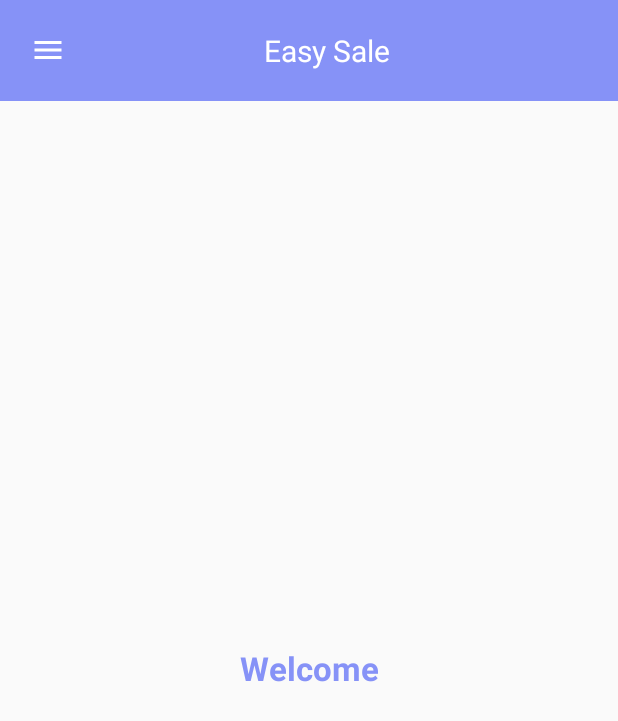
After one commit to LatifulBariPappu/Selling-App, an Android app: the DistributorHomeActivity screen opened directly, with no data from a screen before it, on a phone screen of 412 x 824 dp. The commit adds this screen. Shown: the top 721 px of the screen. Run offline under Robolectric (Android 15) with nearby library versions, the phone set to English and light mode, and no system bars.

Commit message:
distributor drawer

```diff
--- a/app/build.gradle.kts
+++ b/app/build.gradle.kts
@@ -12,7 +12,6 @@ android {
         targetSdk = 34
         versionCode = 1
         versionName = "1.0"
-
         testInstrumentationRunner = "androidx.test.runner.AndroidJUnitRunner"
     }
 
--- a/app/src/main/java/com/example/testapi/activities/DeviceInfoActivity.java
+++ b/app/src/main/java/com/example/testapi/activities/DeviceInfoActivity.java
@@ -43,7 +43,7 @@ public class DeviceInfoActivity extends AppCompatActivity {
         binding.foundToNext.setOnClickListener(new View.OnClickListener() {
             @Override
             public void onClick(View v) {
-                startActivity(new Intent(DeviceInfoActivity.this, SaleCutomerInfoActivity.class));
+                startActivity(new Intent(DeviceInfoActivity.this, SaleCustomerInfoActivity.class));
             }
         });
         binding.toolbar.setOnClickListener(new View.OnClickListener() {
--- /dev/null
+++ b/app/src/main/java/com/example/testapi/activities/DistributorHomeActivity.java
@@ -0,0 +1,90 @@
+package com.example.testapi.activities;
+
+import android.content.Intent;
+import android.content.SharedPreferences;
+import android.os.Bundle;
+import android.view.View;
+import android.widget.TextView;
+
+import androidx.appcompat.app.AppCompatActivity;
+import androidx.core.view.GravityCompat;
+import androidx.drawerlayout.widget.DrawerLayout;
+
+import com.example.testapi.R;
+import com.example.testapi.databinding.ActivityDistributorHomeBinding;
+
+public class DistributorHomeActivity extends AppCompatActivity {
+    ActivityDistributorHomeBinding binding;
+    TextView drawerIdTv, drawerNameTv,drawerEmailTv;
+
+    @Override
+    protected void onCreate(Bundle savedInstanceState) {
+        super.onCreate(savedInstanceState);
+        binding = ActivityDistributorHomeBinding.inflate(getLayoutInflater());
+        setContentView(binding.getRoot());
+
+        checkexistence();
+
+        drawerIdTv = findViewById(R.id.distributorDrawerIdTv);
+        drawerNameTv = findViewById(R.id.distributorDrawerNameTv);
+        drawerEmailTv = findViewById(R.id.distributorDrawerEmailTv);
+
+        SharedPreferences sp = getSharedPreferences("saved_login",MODE_PRIVATE);
+
+        int distributorId = sp.getInt("distributorId",0);
+        drawerIdTv.setText(String.valueOf(distributorId));
+
+        String distributorName = sp.getString("distributorName","");
+        drawerNameTv.setText(distributorName);
+
+
+        String distributorEmail = sp.getString("distributorEmail","");
+        drawerEmailTv.setText(distributorEmail);
+
+        findViewById(R.id.distributorDrawerMenu).setOnClickListener(new View.OnClickListener() {
+            @Override
+            public void onClick(View v) {
+                openDrawer(binding.distributorDrawerLayout);
+            }
+        });
+        findViewById(R.id.distributorNavHome).setOnClickListener(new View.OnClickListener() {
+            @Override
+            public void onClick(View v) {
+                recreate();
+            }
+        });
+
+        findViewById(R.id.distributorNavLogout).setOnClickListener(new View.OnClickListener() {
+            @Override
+            public void onClick(View v) {
+                SharedPreferences sp = getSharedPreferences("saved_login",MODE_PRIVATE);
+                sp.edit().remove("logged").apply();
+                startActivity(new Intent(getApplicationContext(), FirstActivity.class));
+                finish();
+            }
+        });
+
+    }
+    private void checkexistence() {
+        SharedPreferences sp = getSharedPreferences("saved_login",MODE_PRIVATE);
+        String userCategory = sp.getString("logged","");
+        String distributorName = sp.getString("distributorName","");
+        if(userCategory.equals("Distributor")){
+            binding.textView.setText("Welcome " + distributorName);
+        }
+    }
+    public static void openDrawer(DrawerLayout drawerLayout){
+        drawerLayout.openDrawer(GravityCompat.START);
+    }
+    public static void closeDrawer(DrawerLayout drawerLayout){
+        if(drawerLayout.isDrawerOpen(GravityCompat.START)) {
+            drawerLayout.closeDrawer(GravityCompat.START);
+        }
+    }
+
+    @Override
+    protected void onPause() {
+        super.onPause();
+        closeDrawer(binding.distributorDrawerLayout);
+    }
+}
--- a/app/src/main/java/com/example/testapi/activities/FirstActivity.java
+++ b/app/src/main/java/com/example/testapi/activities/FirstActivity.java
@@ -47,7 +47,7 @@ public class FirstActivity extends AppCompatActivity{
         SharedPreferences sp = getSharedPreferences("saved_login",MODE_PRIVATE);
         String userCategory = sp.getString("logged","");
         if(userCategory.equals("Distributor")){
-            startActivity(new Intent(FirstActivity.this, Dashboard.class));
+            startActivity(new Intent(FirstActivity.this, DistributorHomeActivity.class));
             finish();
         }
         if(userCategory.equals("Retailer")){
--- a/app/src/main/java/com/example/testapi/activities/RetailerHomeActivity.java
+++ b/app/src/main/java/com/example/testapi/activities/RetailerHomeActivity.java
@@ -3,7 +3,6 @@ package com.example.testapi.activities;
 import android.content.Intent;
 import android.content.SharedPreferences;
 import android.os.Bundle;
-import android.view.MotionEvent;
 import android.view.View;
 import android.widget.TextView;
 import androidx.appcompat.app.AppCompatActivity;
--- a/app/src/main/java/com/example/testapi/api/MyApi.java
+++ b/app/src/main/java/com/example/testapi/api/MyApi.java
@@ -38,6 +38,6 @@ public interface MyApi {
             );
     @POST("retail/device-list")
     Call<DeviceListModel> getDeviceLists(
-            @Query("retail_id") int plaza_id
+            @Query("retail_id") int retail_id
     );
 }
--- /dev/null
+++ b/app/src/main/res/layout/activity_distributor_home.xml
@@ -0,0 +1,39 @@
+<?xml version="1.0" encoding="utf-8"?>
+<androidx.drawerlayout.widget.DrawerLayout
+    xmlns:android="http://schemas.android.com/apk/res/android"
+    xmlns:app="http://schemas.android.com/apk/res-auto"
+    xmlns:tools="http://schemas.android.com/tools"
+    android:id="@+id/distributorDrawerLayout"
+    android:layout_width="match_parent"
+    android:layout_height="match_parent"
+    tools:context=".activities.DistributorHomeActivity">
+
+    <LinearLayout
+        android:layout_width="match_parent"
+        android:layout_height="match_parent"
+        android:orientation="vertical">
+        <include
+            layout="@layout/distributor_toolbar"/>
+
+        <TextView
+            android:id="@+id/textView"
+            android:layout_width="match_parent"
+            android:layout_height="match_parent"
+            android:gravity="center"
+            android:text="@string/welcome"
+            android:textStyle="bold"
+            android:textColor="@color/my_primary"
+            android:textSize="22sp" />
+
+
+    </LinearLayout>
+
+    <RelativeLayout
+        android:layout_width="300dp"
+        android:layout_height="match_parent"
+        android:background="@color/white"
+        android:layout_gravity="start">
+        <include
+            layout="@layout/nav_drawer_distributor"/>
+    </RelativeLayout>
+</androidx.drawerlayout.widget.DrawerLayout>
--- a/app/src/main/res/layout/activity_sale_cutomer_info.xml
+++ b/app/src/main/res/layout/activity_sale_cutomer_info.xml
@@ -6,7 +6,7 @@
     android:layout_width="match_parent"
     android:layout_height="match_parent"
     android:orientation="vertical"
-    tools:context=".activities.SaleCutomerInfoActivity">
+    tools:context=".activities.SaleCustomerInfoActivity">
     <androidx.appcompat.widget.Toolbar
         android:id="@+id/toolbar"
         android:layout_width="match_parent"
--- /dev/null
+++ b/app/src/main/res/layout/distributor_toolbar.xml
@@ -0,0 +1,22 @@
+<?xml version="1.0" encoding="utf-8"?>
+<LinearLayout xmlns:android="http://schemas.android.com/apk/res/android"
+    android:orientation="horizontal"
+    android:layout_width="match_parent"
+    android:layout_height="wrap_content"
+    android:padding="20dp"
+    android:background="@color/my_primary"
+    android:gravity="center_vertical">
+    <ImageView
+        android:layout_width="wrap_content"
+        android:layout_height="wrap_content"
+        android:id="@+id/distributorDrawerMenu"
+        android:src="@drawable/ic_menu"/>
+    <TextView
+        android:layout_width="0dp"
+        android:layout_height="wrap_content"
+        android:layout_weight="1"
+        android:text="@string/app_name"
+        android:textSize="20sp"
+        android:gravity="center"
+        android:textColor="@color/white"/>
+</LinearLayout>
```
Also changed, not shown: app/src/main/AndroidManifest.xml (+9 -10 lines), app/src/main/java/com/example/testapi/activities/Dashboard.java (deleted, +0 -39 lines), app/src/main/java/com/example/testapi/activities/DeviceListsActivity.java (+4 -5 lines), app/src/main/java/com/example/testapi/activities/LoginActivity.java (+16 -2 lines), app/src/main/java/com/example/testapi/activities/SaleCustomerInfoActivity.java (renamed from app/src/main/java/com/example/testapi/activities/SaleCutomerInfoActivity.java, +10 -11 lines), app/src/main/res/layout/activity_dashboard.xml (deleted, +0 -29 lines), app/src/main/res/layout/nav_drawer_distributor.xml (added, +83 -0 lines).
